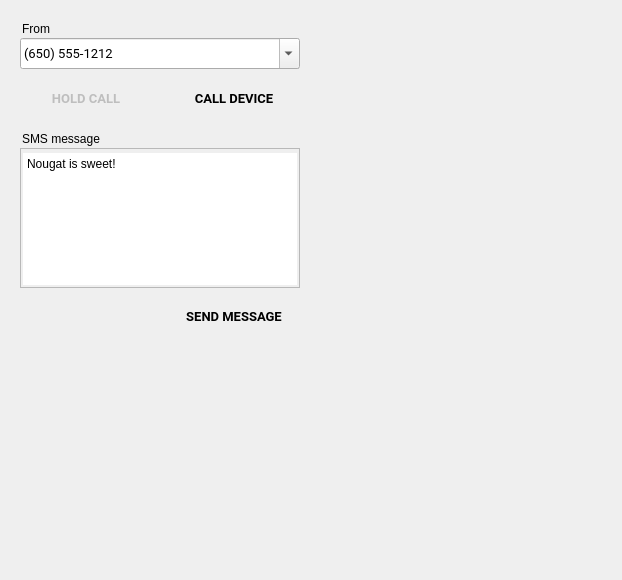
The window that android/android-emu/android/skin/qt/extended-pages/telephony-page.ui (aosp-mirror/platform_external_qemu) describes before a commit, drawn with Qt 5.
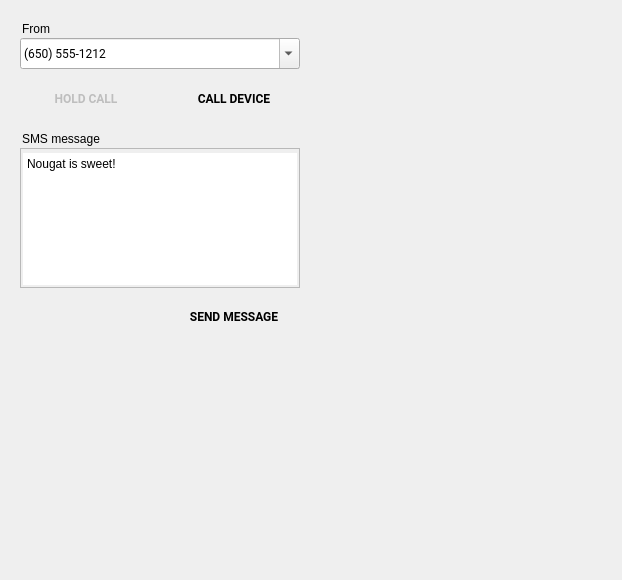
The same window after the commit. Icons and pictures are not drawn. Custom widgets are drawn as their Qt base class.

The edit to the form file:
```diff
--- a/android/android-emu/android/skin/qt/extended-pages/telephony-page.ui
+++ b/android/android-emu/android/skin/qt/extended-pages/telephony-page.ui
@@ -66,7 +66,6 @@
    <property name="font">
     <font>
      <family>Roboto</family>
-     <pointsize>10</pointsize>
      <weight>75</weight>
      <bold>true</bold>
     </font>
@@ -115,7 +114,6 @@
    <property name="font">
     <font>
      <family>Roboto</family>
-     <pointsize>10</pointsize>
     </font>
    </property>
    <property name="editable">
@@ -150,7 +148,6 @@
    <property name="font">
     <font>
      <family>Roboto</family>
-     <pointsize>10</pointsize>
      <weight>75</weight>
      <bold>true</bold>
     </font>
@@ -196,7 +193,6 @@
    <property name="font">
     <font>
      <family>Roboto</family>
-     <pointsize>10</pointsize>
      <weight>75</weight>
      <bold>true</bold>
     </font>
```
